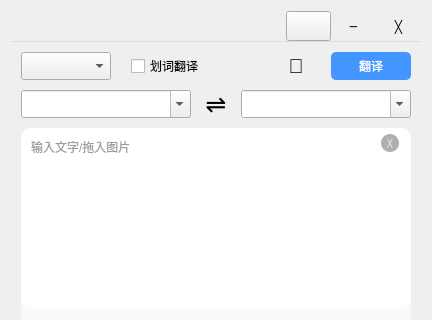
mtrdong/translator_pyqt5, file translator/ui/MainWindow.ui: the form before one commit; both pictures show x 0 to 432 and y 0 to 320 of the 432 by 727 pixel window.
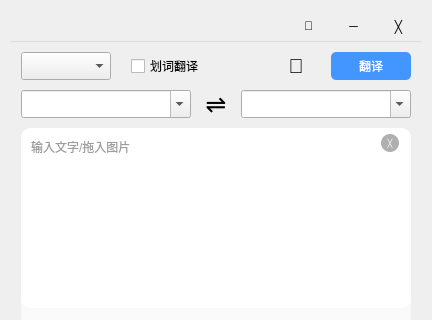
The form after the commit. Icons and pictures are not drawn.

Commit message: 置顶按钮改为文本按钮

What changed in the file:
```diff
--- a/translator/ui/MainWindow.ui
+++ b/translator/ui/MainWindow.ui
@@ -36,7 +36,13 @@
         </size>
        </property>
        <property name="styleSheet">
-        <string notr="true">QPushButton {border-image: url(&quot;:images/top_hint_off.png&quot;); font: 0px normal;} QPushButton:hover {background-color: rgb(220, 220, 220);} QPushButton:pressed {background-color: rgb(200, 200, 200);}</string>
+        <string notr="true">QPushButton {background-color: transparent; border: 0;} QPushButton:hover {background-color: rgb(220, 220, 220);} QPushButton:pressed, QPushButton:checked {background-color: rgb(200, 200, 200);}</string>
+       </property>
+       <property name="text">
+        <string>📌</string>
+       </property>
+       <property name="checkable">
+        <bool>true</bool>
        </property>
       </widget>
      </item>
@@ -49,7 +55,7 @@
         </size>
        </property>
        <property name="styleSheet">
-        <string notr="true">QPushButton {background-color: transparent; border: 0; font: 0px normal;} QPushButton:hover {background-color: rgb(220, 220, 220);} QPushButton:pressed {background-color: rgb(200, 200, 200);}</string>
+        <string notr="true">QPushButton {background-color: transparent; border: 0;} QPushButton:hover {background-color: rgb(220, 220, 220);} QPushButton:pressed {background-color: rgb(200, 200, 200);}</string>
        </property>
        <property name="text">
         <string>─</string>
```
Left out of the diff: 2 changed lines with no effect on the pictures. The commit also changes 6 other files.
